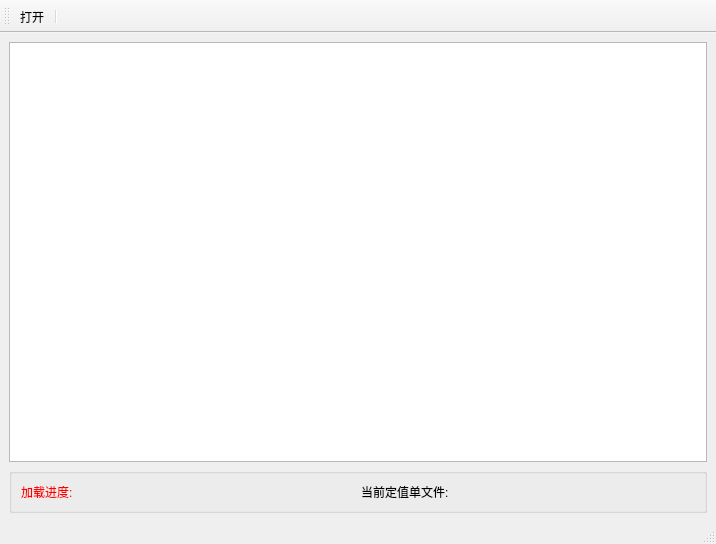
First picture: the form in hdpe_set/qformtable_file.ui, repository zhahaobing/hdpe_setdate, before the edit.
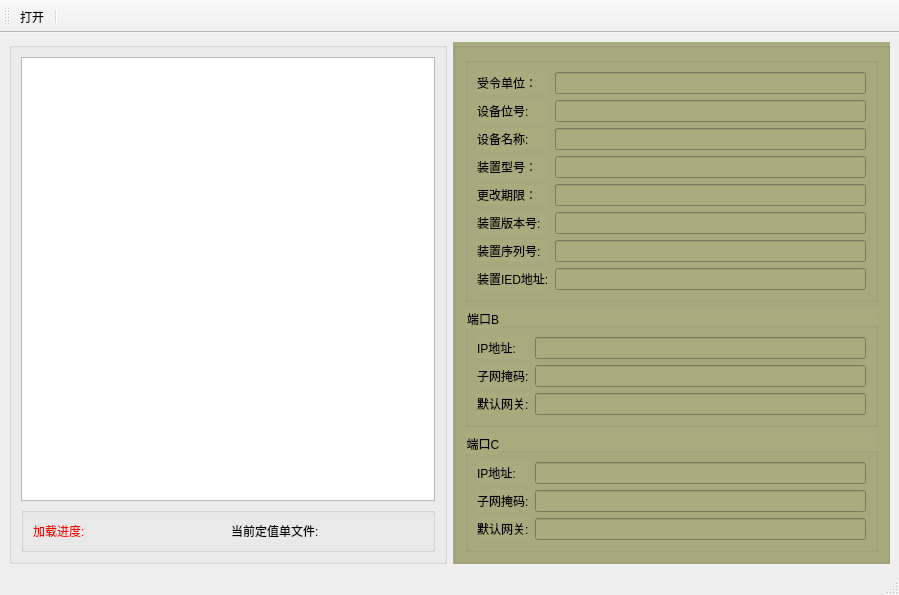
Second picture: the form after the edit. Icons and pictures are not drawn.

Commit message: （1）tabwidget可以关闭并释放内存， （2）文件头的显示，如  受令单位	设备位号	设备名称	装置型号	更改期限

What changed in the file:
```diff
--- a/hdpe_set/qformtable_file.ui
+++ b/hdpe_set/qformtable_file.ui
@@ -6,17 +6,21 @@
    <rect>
     <x>0</x>
     <y>0</y>
-    <width>716</width>
-    <height>544</height>
+    <width>899</width>
+    <height>451</height>
    </rect>
   </property>
   <property name="windowTitle">
    <string>MainWindow</string>
   </property>
   <widget class="QWidget" name="centralwidget">
-   <layout class="QVBoxLayout" name="verticalLayout_3">
+   <layout class="QHBoxLayout" name="horizontalLayout_5">
     <item>
-     <layout class="QVBoxLayout" name="verticalLayout_2">
+     <widget class="QGroupBox" name="groupBox_2">
+      <property name="title">
+       <string/>
+      </property>
+      <layout class="QVBoxLayout" name="verticalLayout">
       <item>
        <widget class="QTableWidget" name="tableWidget"/>
       </item>
@@ -39,6 +43,9 @@
          </item>
          <item>
           <widget class="QLabel" name="label">
+            <property name="styleSheet">
+             <string notr="true">font: 16pt &quot;隶书&quot;;</string>
+            </property>
            <property name="text">
             <string>当前定值单文件:</string>
            </property>
@@ -48,6 +55,211 @@
        </widget>
       </item>
      </layout>
+     </widget>
+    </item>
+    <item>
+     <widget class="QGroupBox" name="groupBox_3">
+      <property name="styleSheet">
+       <string notr="true">font: 16pt &quot;隶书&quot;;
+background-color: rgb(170, 170, 127);</string>
+      </property>
+      <property name="title">
+       <string/>
+      </property>
+      <layout class="QVBoxLayout" name="verticalLayout_8">
+       <item>
+        <widget class="QGroupBox" name="groupBox_6">
+         <property name="title">
+          <string/>
+         </property>
+         <layout class="QHBoxLayout" name="horizontalLayout_4">
+          <item>
+           <layout class="QVBoxLayout" name="verticalLayout_6">
+            <item>
+             <widget class="QLabel" name="label_18">
+              <property name="text">
+               <string>受令单位：</string>
+              </property>
+             </widget>
+            </item>
+            <item>
+             <widget class="QLabel" name="label_20">
+              <property name="text">
+               <string>设备位号:</string>
+              </property>
+             </widget>
+            </item>
+            <item>
+             <widget class="QLabel" name="label_19">
+              <property name="text">
+               <string>设备名称:</string>
+              </property>
+             </widget>
+            </item>
+            <item>
+             <widget class="QLabel" name="label_23">
+              <property name="text">
+               <string>装置型号：</string>
+              </property>
+             </widget>
+            </item>
+            <item>
+             <widget class="QLabel" name="label_24">
+              <property name="text">
+               <string>更改期限：</string>
+              </property>
+             </widget>
+            </item>
+            <item>
+             <widget class="QLabel" name="label_22">
+              <property name="text">
+               <string>装置版本号:</string>
+              </property>
+             </widget>
+            </item>
+            <item>
+             <widget class="QLabel" name="label_17">
+              <property name="text">
+               <string>装置序列号:</string>
+              </property>
+             </widget>
+            </item>
+            <item>
+             <widget class="QLabel" name="label_21">
+              <property name="text">
+               <string>装置IED地址:</string>
+              </property>
+             </widget>
+            </item>
+           </layout>
+          </item>
+          <item>
+           <layout class="QVBoxLayout" name="verticalLayout_7">
+            <item>
+             <widget class="QLineEdit" name="lineEdit"/>
+            </item>
+            <item>
+             <widget class="QLineEdit" name="lineEdit_2"/>
+            </item>
+            <item>
+             <widget class="QLineEdit" name="lineEdit_3"/>
+            </item>
+            <item>
+             <widget class="QLineEdit" name="lineEdit_4"/>
+            </item>
+            <item>
+             <widget class="QLineEdit" name="lineEdit_5"/>
+            </item>
+            <item>
+             <widget class="QLineEdit" name="lineEdit_6"/>
+            </item>
+            <item>
+             <widget class="QLineEdit" name="lineEdit_7"/>
+            </item>
+            <item>
+             <widget class="QLineEdit" name="lineEdit_8"/>
+            </item>
+           </layout>
+          </item>
+         </layout>
+        </widget>
+       </item>
+       <item>
+        <widget class="QGroupBox" name="groupBox_4">
+         <property name="title">
+          <string>端口B</string>
+         </property>
+         <layout class="QHBoxLayout" name="horizontalLayout_2">
+          <item>
+           <layout class="QVBoxLayout" name="verticalLayout_2">
+            <item>
+             <widget class="QLabel" name="label_13">
+              <property name="text">
+               <string>IP地址:</string>
+              </property>
+             </widget>
+            </item>
+            <item>
+             <widget class="QLabel" name="label_11">
+              <property name="text">
+               <string>子网掩码:</string>
+              </property>
+             </widget>
+            </item>
+            <item>
+             <widget class="QLabel" name="label_12">
+              <property name="text">
+               <string>默认网关:</string>
+              </property>
+             </widget>
+            </item>
+           </layout>
+          </item>
+          <item>
+           <layout class="QVBoxLayout" name="verticalLayout_3">
+            <item>
+             <widget class="QLineEdit" name="lineEdit_9"/>
+            </item>
+            <item>
+             <widget class="QLineEdit" name="lineEdit_10"/>
+            </item>
+            <item>
+             <widget class="QLineEdit" name="lineEdit_11"/>
+            </item>
+           </layout>
+          </item>
+         </layout>
+        </widget>
+       </item>
+       <item>
+        <widget class="QGroupBox" name="groupBox_5">
+         <property name="title">
+          <string>端口C</string>
+         </property>
+         <layout class="QHBoxLayout" name="horizontalLayout_3">
+          <item>
+           <layout class="QVBoxLayout" name="verticalLayout_4">
+            <item>
+             <widget class="QLabel" name="label_14">
+              <property name="text">
+               <string>IP地址:</string>
+              </property>
+             </widget>
+            </item>
+            <item>
+             <widget class="QLabel" name="label_15">
+              <property name="text">
+               <string>子网掩码:</string>
+              </property>
+             </widget>
+            </item>
+            <item>
+             <widget class="QLabel" name="label_16">
+              <property name="text">
+               <string>默认网关:</string>
+              </property>
+             </widget>
+            </item>
+           </layout>
+          </item>
+          <item>
+           <layout class="QVBoxLayout" name="verticalLayout_5">
+            <item>
+             <widget class="QLineEdit" name="lineEdit_12"/>
+            </item>
+            <item>
+             <widget class="QLineEdit" name="lineEdit_13"/>
+            </item>
+            <item>
+             <widget class="QLineEdit" name="lineEdit_14"/>
+            </item>
+           </layout>
+          </item>
+         </layout>
+        </widget>
+       </item>
+      </layout>
+     </widget>
     </item>
    </layout>
   </widget>
```
Lines whose indentation alone changed are shown as unchanged. The commit also changes 8 other files.
